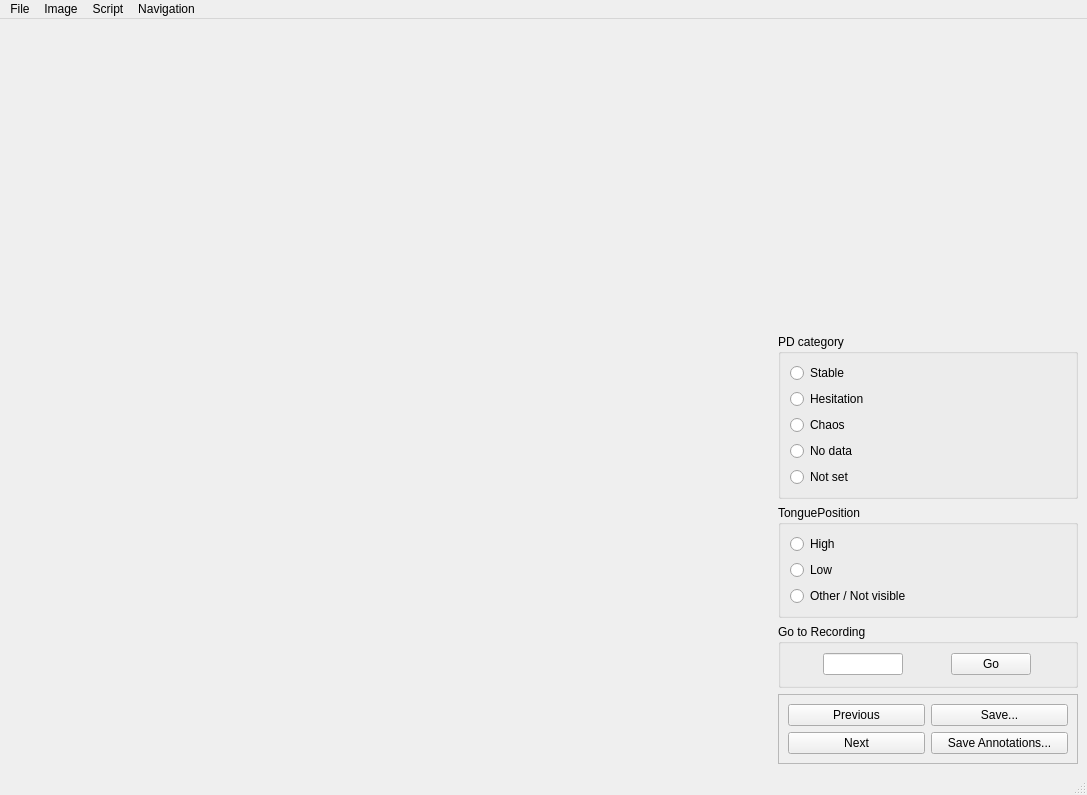
giuthas/satkit, file satkit/gui/qt_annotator.ui: the form before one commit.
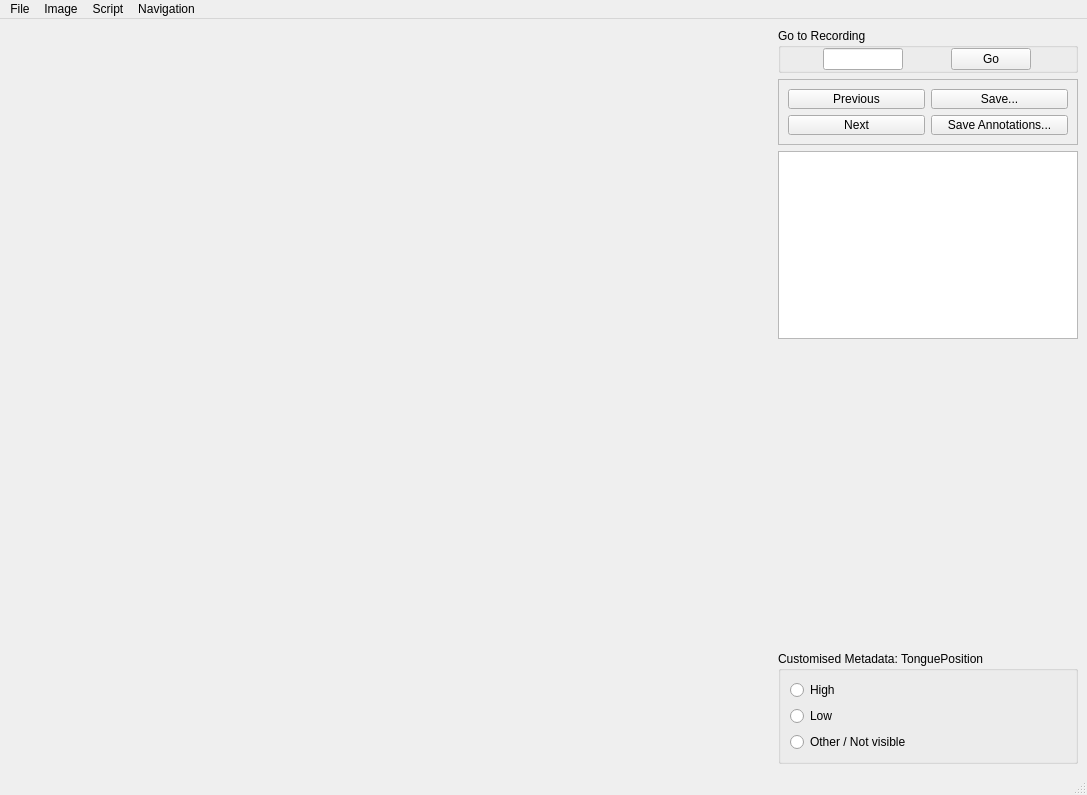
The form after the commit.

Commit message: Some progress towards a more general UI.

Diff of the .ui file:
```diff
--- a/satkit/gui/qt_annotator.ui
+++ b/satkit/gui/qt_annotator.ui
@@ -75,143 +75,6 @@
        <property name="bottomMargin">
         <number>0</number>
        </property>
-       <item>
-        <widget class="QWidget" name="ultrasoundFrame" native="true">
-         <property name="sizePolicy">
-          <sizepolicy hsizetype="Preferred" vsizetype="Fixed">
-           <horstretch>0</horstretch>
-           <verstretch>0</verstretch>
-          </sizepolicy>
-         </property>
-         <property name="minimumSize">
-          <size>
-           <width>300</width>
-           <height>300</height>
-          </size>
-         </property>
-         <layout class="QVBoxLayout" name="verticalLayout_6">
-          <property name="leftMargin">
-           <number>0</number>
-          </property>
-          <property name="topMargin">
-           <number>0</number>
-          </property>
-          <property name="rightMargin">
-           <number>0</number>
-          </property>
-          <property name="bottomMargin">
-           <number>0</number>
-          </property>
-         </layout>
-        </widget>
-       </item>
-       <item>
-        <widget class="QGroupBox" name="pdCategoryRB">
-         <property name="title">
-          <string>PD category</string>
-         </property>
-         <layout class="QVBoxLayout" name="verticalLayout_4">
-          <item>
-           <widget class="QRadioButton" name="categoryRB_1">
-            <property name="autoFillBackground">
-             <bool>false</bool>
-            </property>
-            <property name="text">
-             <string>Stable</string>
-            </property>
-           </widget>
-          </item>
-          <item>
-           <widget class="QRadioButton" name="categoryRB_3">
-            <property name="autoFillBackground">
-             <bool>false</bool>
-            </property>
-            <property name="text">
-             <string>Hesitation</string>
-            </property>
-           </widget>
-          </item>
-          <item>
-           <widget class="QRadioButton" name="categoryRB_2">
-            <property name="autoFillBackground">
-             <bool>false</bool>
-            </property>
-            <property name="text">
-             <string>Chaos</string>
-            </property>
-           </widget>
-          </item>
-          <item>
-           <widget class="QRadioButton" name="categoryRB_4">
-            <property name="autoFillBackground">
-             <bool>false</bool>
-            </property>
-            <property name="text">
-             <string>No data</string>
-            </property>
-           </widget>
-          </item>
-          <item>
-           <widget class="QRadioButton" name="categoryRB_5">
-            <property name="autoFillBackground">
-             <bool>false</bool>
-            </property>
-            <property name="text">
-             <string>Not set</string>
-            </property>
-           </widget>
-          </item>
-         </layout>
-        </widget>
-       </item>
-       <item>
-        <widget class="QGroupBox" name="positionRB">
-         <property name="title">
-          <string>TonguePosition</string>
-         </property>
-         <layout class="QVBoxLayout" name="verticalLayout_5">
-          <item>
-           <widget class="QRadioButton" name="positionRB_1">
-            <property name="autoFillBackground">
-             <bool>false</bool>
-            </property>
-            <property name="text">
-             <string>High</string>
-            </property>
-            <attribute name="buttonGroup">
-             <string notr="true">tonguePositionRBs</string>
-            </attribute>
-           </widget>
-          </item>
-          <item>
-           <widget class="QRadioButton" name="positionRB_2">
-            <property name="autoFillBackground">
-             <bool>false</bool>
-            </property>
-            <property name="text">
-             <string>Low</string>
-            </property>
-            <attribute name="buttonGroup">
-             <string notr="true">tonguePositionRBs</string>
-            </attribute>
-           </widget>
-          </item>
-          <item>
-           <widget class="QRadioButton" name="positionRB_3">
-            <property name="autoFillBackground">
-             <bool>false</bool>
-            </property>
-            <property name="text">
-             <string>Other / Not visible</string>
-            </property>
-            <attribute name="buttonGroup">
-             <string notr="true">tonguePositionRBs</string>
-            </attribute>
-           </widget>
-          </item>
-         </layout>
-        </widget>
-       </item>
        <item>
         <widget class="QGroupBox" name="groupBox">
          <property name="maximumSize">
@@ -323,6 +186,87 @@
          </layout>
         </widget>
        </item>
+       <item>
+        <widget class="QTreeView" name="databaseView"/>
+       </item>
+       <item>
+        <widget class="QWidget" name="ultrasoundFrame" native="true">
+         <property name="sizePolicy">
+          <sizepolicy hsizetype="Preferred" vsizetype="Fixed">
+           <horstretch>0</horstretch>
+           <verstretch>0</verstretch>
+          </sizepolicy>
+         </property>
+         <property name="minimumSize">
+          <size>
+           <width>300</width>
+           <height>300</height>
+          </size>
+         </property>
+         <layout class="QVBoxLayout" name="verticalLayout_6">
+          <property name="leftMargin">
+           <number>0</number>
+          </property>
+          <property name="topMargin">
+           <number>0</number>
+          </property>
+          <property name="rightMargin">
+           <number>0</number>
+          </property>
+          <property name="bottomMargin">
+           <number>0</number>
+          </property>
+         </layout>
+        </widget>
+       </item>
+       <item>
+        <widget class="QGroupBox" name="positionRB">
+         <property name="title">
+          <string>Customised Metadata: TonguePosition</string>
+         </property>
+         <layout class="QVBoxLayout" name="verticalLayout_5">
+          <item>
+           <widget class="QRadioButton" name="positionRB_1">
+            <property name="autoFillBackground">
+             <bool>false</bool>
+            </property>
+            <property name="text">
+             <string>High</string>
+            </property>
+            <attribute name="buttonGroup">
+             <string notr="true">tonguePositionRBs</string>
+            </attribute>
+           </widget>
+          </item>
+          <item>
+           <widget class="QRadioButton" name="positionRB_2">
+            <property name="autoFillBackground">
+             <bool>false</bool>
+            </property>
+            <property name="text">
+             <string>Low</string>
+            </property>
+            <attribute name="buttonGroup">
+             <string notr="true">tonguePositionRBs</string>
+            </attribute>
+           </widget>
+          </item>
+          <item>
+           <widget class="QRadioButton" name="positionRB_3">
+            <property name="autoFillBackground">
+             <bool>false</bool>
+            </property>
+            <property name="text">
+             <string>Other / Not visible</string>
+            </property>
+            <attribute name="buttonGroup">
+             <string notr="true">tonguePositionRBs</string>
+            </attribute>
+           </widget>
+          </item>
+         </layout>
+        </widget>
+       </item>
       </layout>
      </widget>
     </item>
```
Left out of the diff: 14 changed lines with no effect on the pictures. The commit also changes 1 other file.
